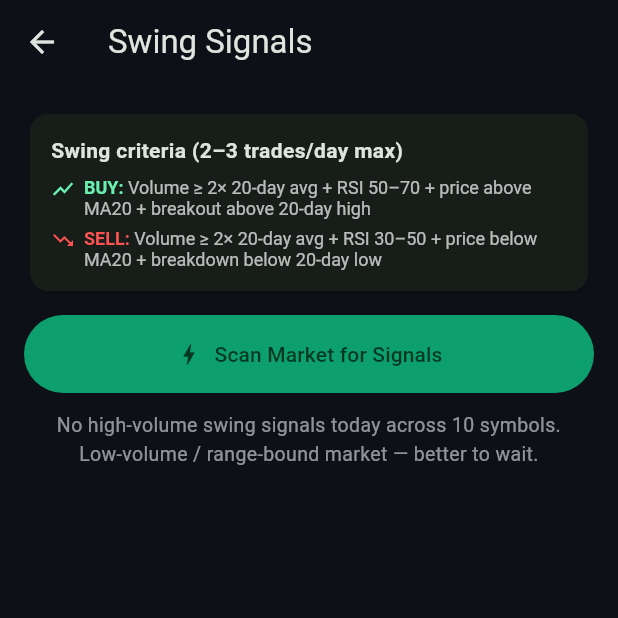
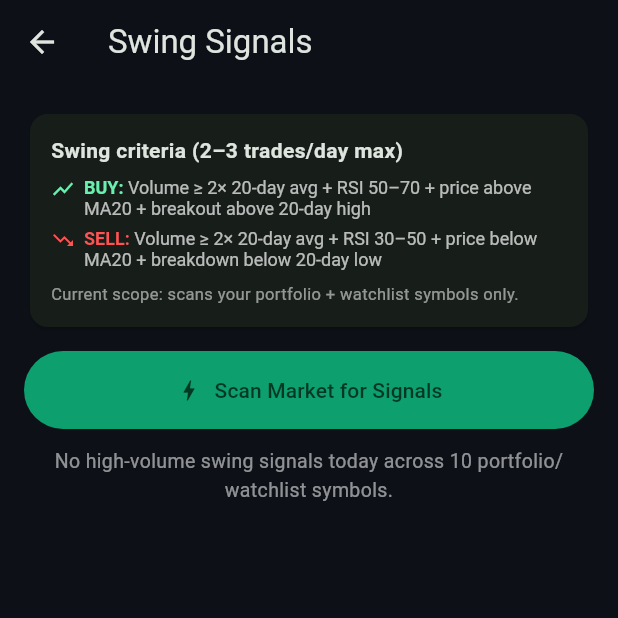
Before and after one commit to rafailalikhan-a11y/psx-swing-trader, a Flutter app: the SignalsScreen screen opened directly, after a tap on "Scan Market for Signals", on a phone screen of 412 x 824 dp, the top half of it. Run offline on Flutter 3.47's test engine with Material 3 defaults, Android fonts, the phone set to English and light mode, and no system bars; our stand-ins replace csv, file_picker, shared_preferences; accounts and stored records are empty; network calls fail.

Commit message:
Update signals_screen.dart

```diff
--- a/lib/screens/signals_screen.dart
+++ b/lib/screens/signals_screen.dart
@@ -21,17 +21,19 @@ class _SignalsScreenState extends State<SignalsScreen> {
       _scanning = true;
       _signals = [];
       _scanned = 0;
-      _status = 'Loading watchlist…';
+      _status = 'Loading portfolio + watchlist…';
     });
 
-    // Scan watchlist symbols + portfolio symbols (keeps scan fast & relevant)
+    // Current design: scan watchlist symbols + portfolio symbols.
+    // Whole-market scanning is a later enhancement because each symbol currently
+    // requires a separate network call and would be too slow on-device.
     final watch = await Storage.loadWatchlist();
     final holdings = (await Storage.loadHoldings()).map((h) => h.symbol).toList();
-    final symbols = {...watch, ...holdings}.toList();
+    final symbols = {...watch.map((e) => e.toUpperCase()), ...holdings.map((e) => e.toUpperCase())}.toList()..sort();
 
     setState(() {
       _total = symbols.length;
-      _status = 'Fetching market data…';
+      _status = 'Fetching signal data from portfolio + watchlist…';
     });
 
     final found = <Signal>[];
@@ -49,8 +51,8 @@ class _SignalsScreenState extends State<SignalsScreen> {
       _signals = top;
       _scanning = false;
       _status = top.isEmpty
-          ? 'No high-volume swing signals today across ${symbols.length} symbols.\nLow-volume / range-bound market — better to wait.'
-          : 'Top ${top.length} signal(s) for today • scanned ${symbols.length} symbols';
+          ? 'No high-volume swing signals today across ${symbols.length} portfolio/watchlist symbols.'
+          : 'Top ${top.length} signal(s) today • scanned ${symbols.length} portfolio/watchlist symbols';
     });
   }
 
@@ -102,6 +104,8 @@ class _SignalsScreenState extends State<SignalsScreen> {
             const SizedBox(height: 6),
             _rule(Icons.trending_down, 'SELL', Colors.redAccent,
                 'Volume ≥ 2× 20-day avg + RSI 30–50 + price below MA20 + breakdown below 20-day low'),
+            const SizedBox(height: 8),
+            const Text('Current scope: scans your portfolio + watchlist symbols only.', style: TextStyle(fontSize: 11, color: Colors.white54)),
           ]),
         ),
       );
```
